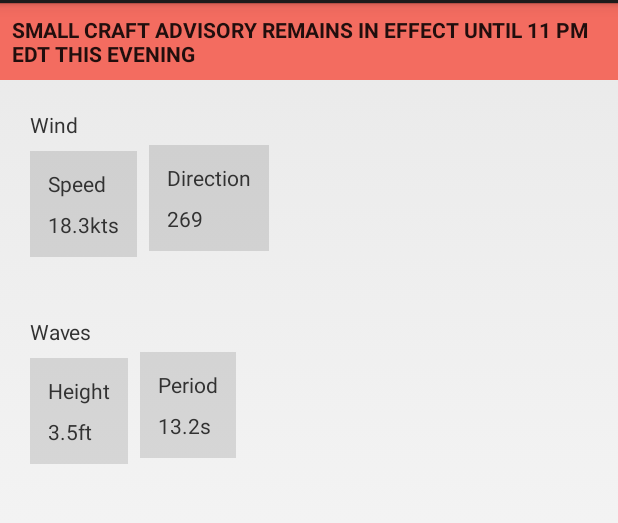
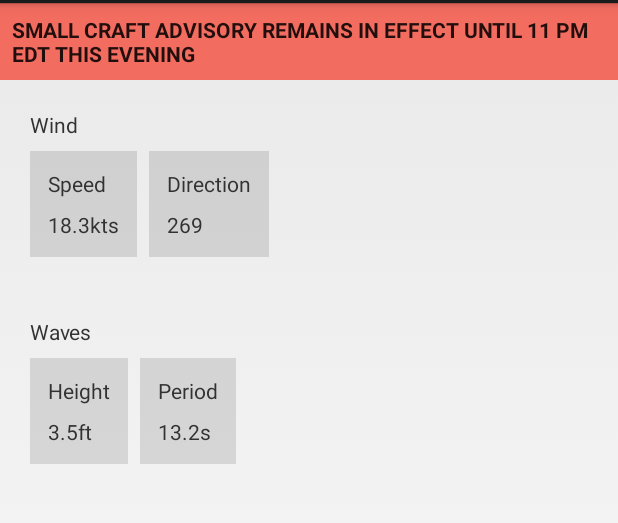
Before and after one commit to krschultz/AndroidWeatherBuoyDemo, an Android app: the screen it shows after launch (BuoyDetailActivity), after a tap on "41002", on a phone screen of 412 x 824 dp, the part 69-592 px from its top. Run offline under Robolectric (Android 15) with nearby library versions, the phone set to English and light mode, and no system bars.

Commit message:
align instruments

```diff
--- a/app/src/main/res/layout/fragment_buoy_detail.xml
+++ b/app/src/main/res/layout/fragment_buoy_detail.xml
@@ -1,8 +1,8 @@
 <?xml version="1.0" encoding="utf-8"?>
 
 <LinearLayout xmlns:android="http://schemas.android.com/apk/res/android"
+    xmlns:custom="http://schemas.android.com/apk/res-auto"
     xmlns:tools="http://schemas.android.com/tools"
-    xmlns:custom="http://schemas.android.com/apk/res-auto"
     android:layout_width="match_parent"
     android:layout_height="match_parent"
     android:orientation="vertical"
@@ -26,7 +26,7 @@
             android:layout_alignParentLeft="true"
             android:layout_alignParentTop="true"
             android:layout_margin="@dimen/half_padding"
-            android:text="@string/wind"/>
+            android:text="@string/wind" />
 
         <com.kevinrschultz.weatherbuoy.views.InstrumentView
             android:id="@+id/buoy_detail_wind_speed"
@@ -35,16 +35,16 @@
             android:layout_alignParentLeft="true"
             android:layout_below="@id/buoy_detail_wind_section_header"
             android:layout_margin="@dimen/half_padding"
-            custom:labelText="@string/speed"/>
+            custom:labelText="@string/speed" />
 
         <com.kevinrschultz.weatherbuoy.views.InstrumentView
             android:id="@+id/buoy_detail_wind_direction"
             android:layout_width="wrap_content"
             android:layout_height="wrap_content"
-            android:layout_alignBottom="@id/buoy_detail_wind_speed"
+            android:layout_below="@id/buoy_detail_wind_section_header"
             android:layout_margin="@dimen/half_padding"
             android:layout_toRightOf="@id/buoy_detail_wind_speed"
-            custom:labelText="@string/direction"/>
+            custom:labelText="@string/direction" />
 
     </RelativeLayout>
 
@@ -70,16 +70,16 @@
             android:layout_alignParentLeft="true"
             android:layout_below="@id/buoy_detail_wave_section_header"
             android:layout_margin="@dimen/half_padding"
-            custom:labelText="@string/height"/>
+            custom:labelText="@string/height" />
 
         <com.kevinrschultz.weatherbuoy.views.InstrumentView
             android:id="@+id/buoy_detail_wave_period"
             android:layout_width="wrap_content"
             android:layout_height="wrap_content"
-            android:layout_alignBottom="@id/buoy_detail_wave_height"
+            android:layout_below="@id/buoy_detail_wave_section_header"
             android:layout_margin="@dimen/half_padding"
             android:layout_toRightOf="@id/buoy_detail_wave_height"
-            custom:labelText="@string/period"/>
+            custom:labelText="@string/period" />
 
     </RelativeLayout>
 
```
